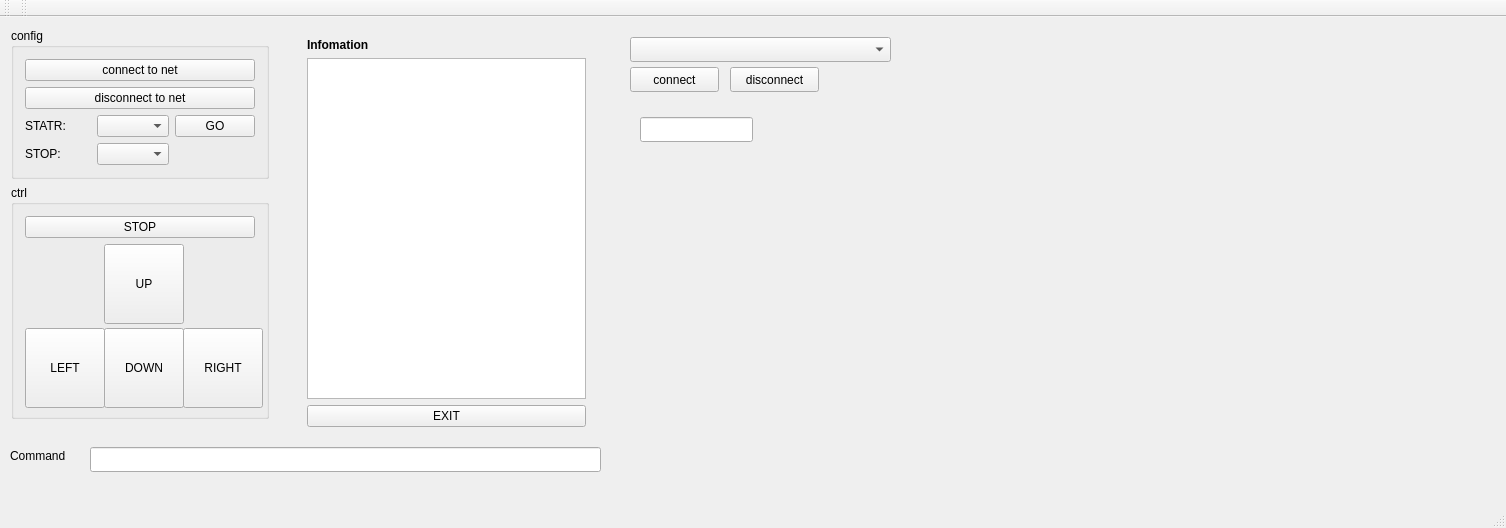
Qt form qt/arm-pro/vision_trace_host/mainwindow.ui (wifialan/vision_trace) before a commit.
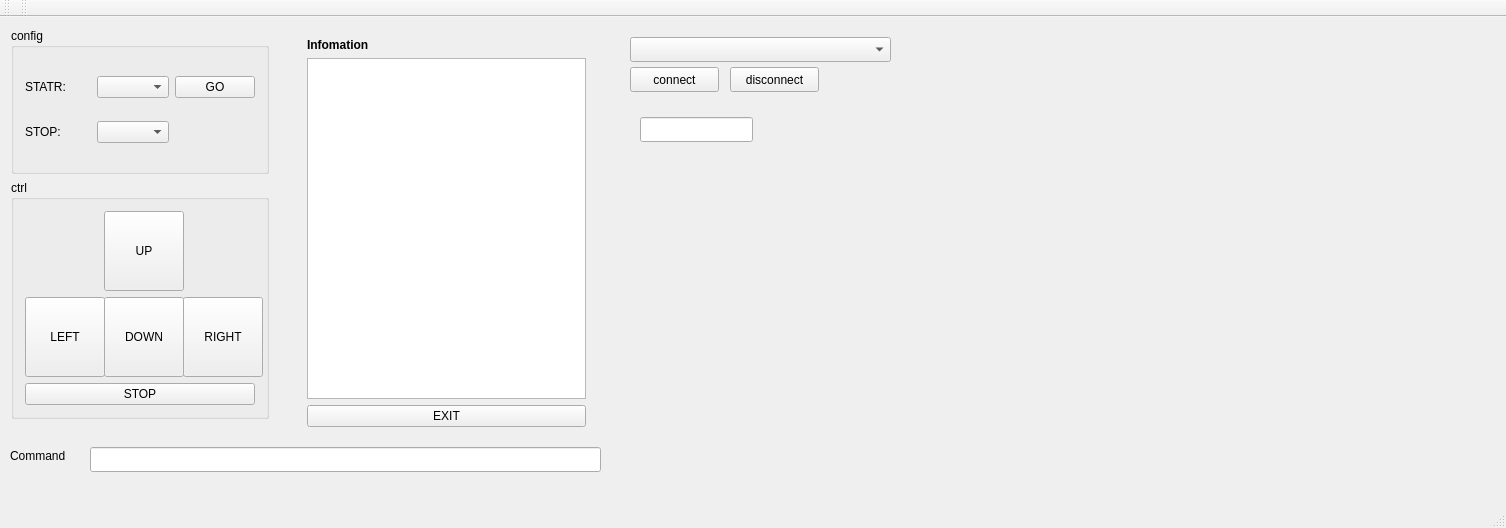
The same form after that commit.

The edit to the form file:
```diff
--- a/qt/arm-pro/vision_trace_host/mainwindow.ui
+++ b/qt/arm-pro/vision_trace_host/mainwindow.ui
@@ -55,41 +55,27 @@
         <string>config</string>
        </property>
        <layout class="QGridLayout" name="gridLayout_2">
-        <item row="0" column="1" colspan="3">
-         <widget class="QPushButton" name="pushButton_con_net">
-          <property name="text">
-           <string>connect to net</string>
-          </property>
-         </widget>
-        </item>
-        <item row="1" column="1" colspan="3">
-         <widget class="QPushButton" name="pushButton_discon_net">
-          <property name="text">
-           <string>disconnect to net</string>
-          </property>
-         </widget>
-        </item>
-        <item row="2" column="1">
+        <item row="0" column="1">
          <widget class="QLabel" name="label_3">
           <property name="text">
            <string>STATR:</string>
           </property>
          </widget>
         </item>
-        <item row="3" column="1">
+        <item row="1" column="1">
          <widget class="QLabel" name="label_2">
           <property name="text">
            <string>STOP:</string>
           </property>
          </widget>
         </item>
-        <item row="2" column="2">
+        <item row="0" column="2">
          <widget class="QComboBox" name="comboBox_start_node"/>
         </item>
-        <item row="3" column="2">
+        <item row="1" column="2">
          <widget class="QComboBox" name="comboBox_stop_node"/>
         </item>
-        <item row="2" column="3">
+        <item row="0" column="3">
          <widget class="QPushButton" name="pushButton_go">
           <property name="text">
            <string>GO</string>
@@ -108,16 +94,6 @@
         <string>ctrl</string>
        </property>
        <layout class="QVBoxLayout" name="verticalLayout_2">
-        <item>
-         <widget class="QPushButton" name="pushButton_stop">
-          <property name="text">
-           <string>STOP</string>
-          </property>
-          <property name="shortcut">
-           <string>+</string>
-          </property>
-         </widget>
-        </item>
         <item>
          <layout class="QGridLayout" name="gridLayout">
           <item row="1" column="1">
@@ -224,6 +200,16 @@
           </item>
          </layout>
         </item>
+        <item>
+         <widget class="QPushButton" name="pushButton_stop">
+          <property name="text">
+           <string>STOP</string>
+          </property>
+          <property name="shortcut">
+           <string>+</string>
+          </property>
+         </widget>
+        </item>
        </layout>
       </widget>
      </item>
```
